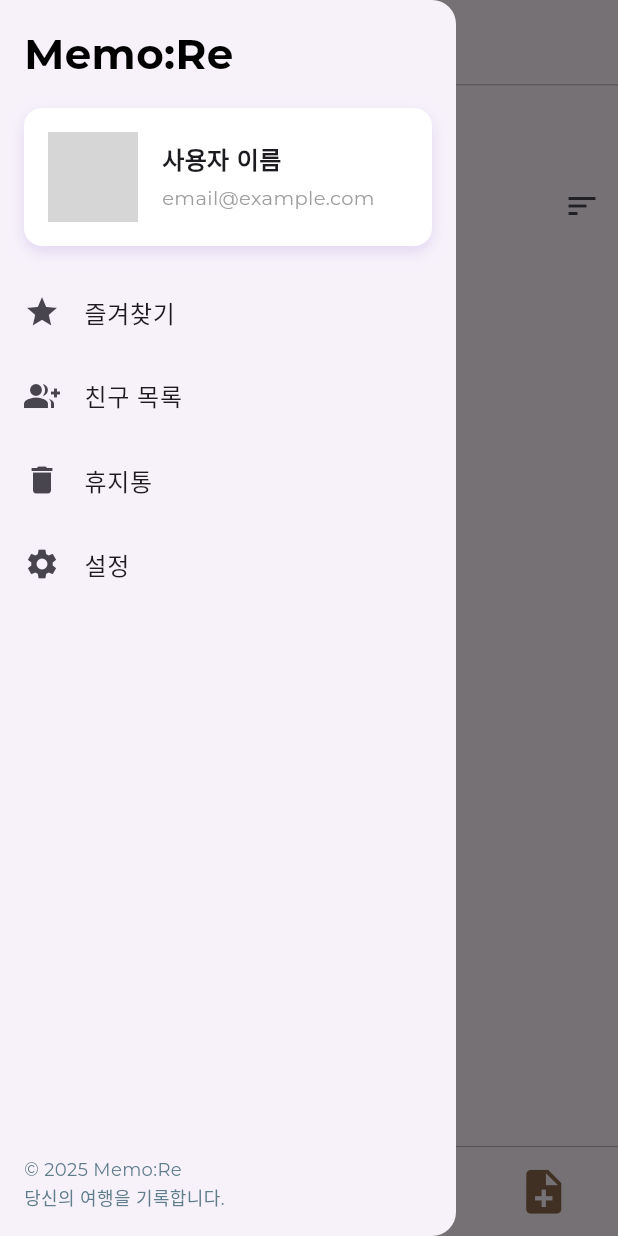
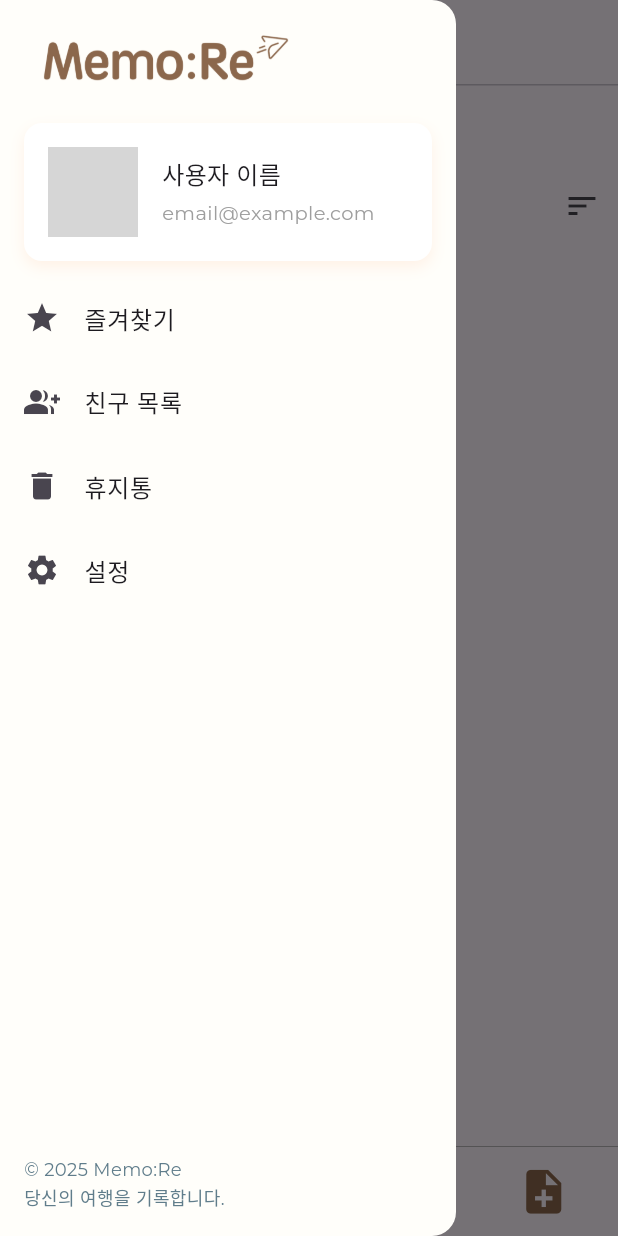
Before and after one commit to alvn84/memoRe, a Flutter app: the HomeScreen screen opened directly, with the side drawer open, on a phone screen of 412 x 824 dp. Run offline on Flutter 3.47's test engine with Material 3 defaults, Android fonts, the phone set to English and light mode, and no system bars; drawn by our look-alikes of smooth_page_indicator; our stand-ins replace shared_preferences, table_calendar; accounts and stored records are empty; grey boxes are pictures that could not be loaded.

Commit message:
사이드바 중간 점검 1

```diff
--- a/lib/presentation/screen/home/home_screen.dart
+++ b/lib/presentation/screen/home/home_screen.dart
@@ -34,9 +34,12 @@ class _HomeScreenState extends State<HomeScreen> {
             onPressed: () => Scaffold.of(context).openDrawer(),
           ),
         ),
-        title: Image.asset(
-          'assets/images/logo.png',  // 로고 이미지 경로
-          height: 40,         // 크기 조절
+        title: const Text(
+          '목록',  // 여기에 원하는 텍스트 넣기
+          style: TextStyle(
+            fontSize: 20,  // 글씨 크기
+            color: Colors.black,  // 글씨 색상
+          ),
         ),
         centerTitle: true,
       ),
--- a/lib/presentation/screen/sidebar/app_drawer.dart
+++ b/lib/presentation/screen/sidebar/app_drawer.dart
@@ -11,6 +11,7 @@ class AppDrawer extends StatelessWidget {
   @override
   Widget build(BuildContext context) {
     return Drawer(
+      backgroundColor: Color(0xFFFFFEFA),
       child: Column(
         // ✅ ListView -> Column 변경
         children: [
--- a/lib/presentation/screen/sidebar/profile/profile_card.dart
+++ b/lib/presentation/screen/sidebar/profile/profile_card.dart
@@ -12,16 +12,13 @@ class ProfileCard extends StatelessWidget {
         // 앱 이름
         Padding(
           padding: const EdgeInsets.symmetric(horizontal: 16.0, vertical: 16.0),
-          child: const Text(
-            'Memo:Re',
-            style: TextStyle(
-              color: Colors.black,
-              fontSize: 28,
-              fontWeight: FontWeight.bold,
-            ),
+          child: Image.asset(
+            'assets/images/logo.png',
+            height: 45,
+            fit: BoxFit.contain, // 비율 유지하면서 꽉 채우기
           ),
         ),
-
+        const SizedBox(height: 5),
         // 프로필 카드 (👉 InkWell 추가해서 터치 가능하게!)
         Padding(
           padding: const EdgeInsets.symmetric(horizontal: 16.0),
@@ -40,7 +37,7 @@ class ProfileCard extends StatelessWidget {
                 borderRadius: BorderRadius.circular(12),
                 boxShadow: [
                   BoxShadow(
-                    color: Colors.deepPurple.withOpacity(0.15),
+                    color: Color(0xFFFFF1E6),
                     blurRadius: 8,
                     offset: const Offset(0, 4),
                   ),
@@ -59,7 +56,6 @@ class ProfileCard extends StatelessWidget {
                       Text(
                         '사용자 이름',
                         style: TextStyle(
-                          fontWeight: FontWeight.bold,
                           fontSize: 16,
                         ),
                       ),
@@ -79,7 +75,7 @@ class ProfileCard extends StatelessWidget {
           ),
         ),
 
-        const SizedBox(height: 16),
+        const SizedBox(height: 10),
       ],
     );
   }
```
